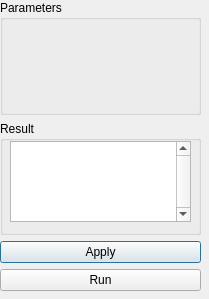
Old version of the form source/Goldenberry/widgets/optimization/GbCgaWidget.ui in the repository narg95/goldenberry.
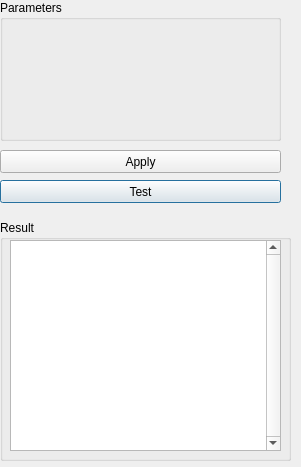
New version of the form.

Commit message: GbBaseEda as base class with base workflow for all EDAS.

```diff
--- a/source/Goldenberry/widgets/optimization/GbCgaWidget.ui
+++ b/source/Goldenberry/widgets/optimization/GbCgaWidget.ui
@@ -10,8 +10,8 @@
    <rect>
     <x>0</x>
     <y>0</y>
-    <width>209</width>
-    <height>299</height>
+    <width>301</width>
+    <height>467</height>
    </rect>
   </property>
   <property name="windowTitle">
@@ -22,8 +22,8 @@
     <rect>
      <x>0</x>
      <y>0</y>
-     <width>201</width>
-     <height>291</height>
+     <width>281</width>
+     <height>141</height>
     </rect>
    </property>
    <layout class="QVBoxLayout" name="verticalLayout">
@@ -35,8 +35,17 @@
       <zorder>verticalLayoutWidget</zorder>
      </widget>
     </item>
-    <item>
+   </layout>
+  </widget>
      <widget class="QGroupBox" name="resultBox">
+   <property name="geometry">
+    <rect>
+     <x>0</x>
+     <y>220</y>
+     <width>291</width>
+     <height>241</height>
+    </rect>
+   </property>
       <property name="title">
        <string>Result</string>
       </property>
@@ -45,8 +54,8 @@
         <rect>
          <x>10</x>
          <y>20</y>
-         <width>181</width>
-         <height>81</height>
+      <width>271</width>
+      <height>211</height>
         </rect>
        </property>
        <property name="verticalScrollBarPolicy">
@@ -54,25 +63,32 @@
        </property>
       </widget>
      </widget>
-    </item>
-    <item>
+  <widget class="QPushButton" name="runButton">
+   <property name="geometry">
+    <rect>
+     <x>0</x>
+     <y>180</y>
+     <width>281</width>
+     <height>23</height>
+    </rect>
+   </property>
+   <property name="text">
+    <string>Test</string>
+   </property>
+  </widget>
      <widget class="QPushButton" name="applyButton">
+   <property name="geometry">
+    <rect>
+     <x>0</x>
+     <y>150</y>
+     <width>281</width>
+     <height>23</height>
+    </rect>
+   </property>
       <property name="text">
        <string>Apply</string>
       </property>
      </widget>
-    </item>
-    <item>
-     <widget class="QPushButton" name="runButton">
-      <property name="text">
-       <string>Run</string>
-      </property>
-     </widget>
-    </item>
-   </layout>
-  </widget>
-  <zorder>verticalLayoutWidget</zorder>
-  <zorder>paramBox</zorder>
  </widget>
  <resources/>
  <connections/>
```
Left out of the diff: 1 changed line with no effect on the pictures. Lines whose indentation alone changed are shown as unchanged. The commit also changes 27 other files.
